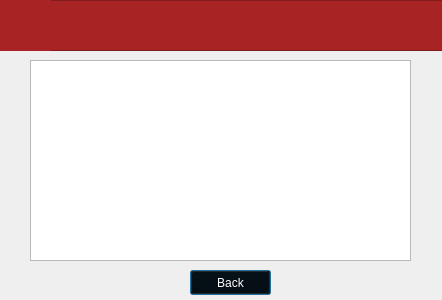
Above: browseanimalsview.ui from maliklewis/comp3004 before the change. Below: the same form after it.
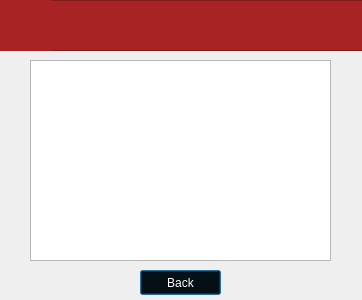
That is the form after the change. Icons and pictures are not drawn.

```diff
--- a/browseanimalsview.ui
+++ b/browseanimalsview.ui
@@ -6,7 +6,7 @@
    <rect>
     <x>0</x>
     <y>0</y>
-    <width>442</width>
+    <width>362</width>
     <height>300</height>
    </rect>
   </property>
@@ -18,7 +18,7 @@
     <rect>
      <x>30</x>
      <y>60</y>
-     <width>381</width>
+     <width>301</width>
      <height>201</height>
     </rect>
    </property>
@@ -67,7 +67,7 @@
   <widget class="QPushButton" name="backButton">
    <property name="geometry">
     <rect>
-     <x>190</x>
+     <x>140</x>
      <y>270</y>
      <width>81</width>
      <height>25</height>
```
